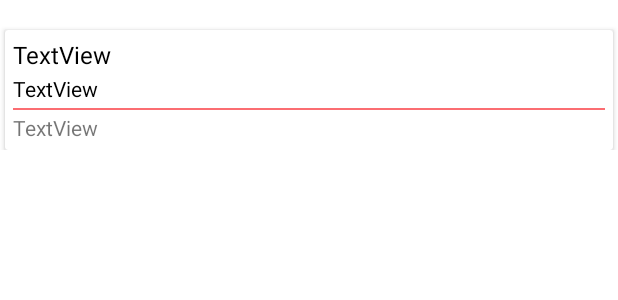
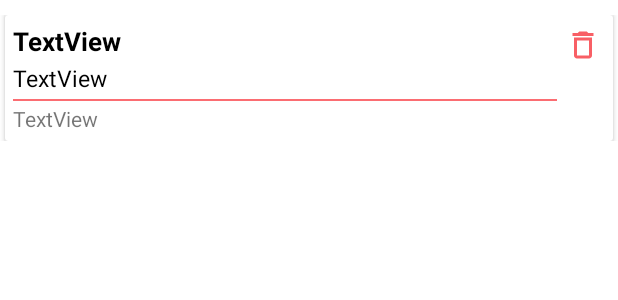
Before and after one commit to Nekit120/FirstApp, an Android app: the layout note_list_item.xml on its own in the app's theme, with its tools: preview values and no code run, on a phone screen of 412 x 824 dp. Shown: the top 300 px of the screen. Run offline under Robolectric (Android 15) with nearby library versions, the phone set to English and light mode, and no system bars.

Commit message:
Deleting notes

```diff
--- a/app/src/main/java/com/example/firstapp/db/Dao.kt
+++ b/app/src/main/java/com/example/firstapp/db/Dao.kt
@@ -11,6 +11,10 @@ interface Dao {
 
   @Query ("SELECT * FROM note_list")
   fun getAllItems(): kotlinx.coroutines.flow.Flow<List<NoteItem>>
+  @Query ("DELETE FROM note_list WHERE id IS :id")
+  suspend fun deleteNote(id:Int)
   @Insert
   suspend fun insertNote(note:NoteItem)
+
+
 }
--- a/app/src/main/java/com/example/firstapp/db/MainViewModel.kt
+++ b/app/src/main/java/com/example/firstapp/db/MainViewModel.kt
@@ -11,6 +11,9 @@ class MainViewModel(database:MainDataBase) : ViewModel() {
     fun insertNote(note:NoteItem) = viewModelScope.launch {
         dao.insertNote(note)
     }
+    fun deleteNote(id:Int) = viewModelScope.launch {
+        dao.deleteNote(id)
+    }
 
     class MainViewModelFactory(val database: MainDataBase): ViewModelProvider.Factory {
         override fun <T : ViewModel> create(modelClass: Class<T>): T {
--- /dev/null
+++ b/app/src/main/res/drawable/ic_delete.xml
@@ -0,0 +1,5 @@
+<vector android:height="24dp" android:tint="#F85F65"
+    android:viewportHeight="24" android:viewportWidth="24"
+    android:width="24dp" xmlns:android="http://schemas.android.com/apk/res/android">
+    <path android:fillColor="@android:color/white" android:pathData="M6,19c0,1.1 0.9,2 2,2h8c1.1,0 2,-0.9 2,-2L18,7L6,7v12zM8,9h8v10L8,19L8,9zM15.5,4l-1,-1h-5l-1,1L5,4v2h14L19,4z"/>
+</vector>
--- a/app/src/main/res/layout/note_list_item.xml
+++ b/app/src/main/res/layout/note_list_item.xml
@@ -2,6 +2,7 @@
 <androidx.constraintlayout.widget.ConstraintLayout xmlns:android="http://schemas.android.com/apk/res/android"
     xmlns:app="http://schemas.android.com/apk/res-auto"
     xmlns:tools="http://schemas.android.com/tools"
+    android:id="@+id/ConstrLayout"
     android:layout_width="match_parent"
     android:layout_height="wrap_content"
     android:layout_marginTop="10dp"
@@ -12,7 +13,6 @@
         android:layout_width="0dp"
         android:layout_height="wrap_content"
         android:layout_marginStart="3dp"
-        android:layout_marginTop="10dp"
         android:layout_marginEnd="3dp"
         app:layout_constraintBottom_toBottomOf="parent"
         app:layout_constraintEnd_toEndOf="parent"
@@ -21,15 +21,27 @@
 
         <androidx.constraintlayout.widget.ConstraintLayout
             android:layout_width="match_parent"
-            android:layout_height="match_parent">
+            android:layout_height="wrap_content">
+
+            <ImageButton
+                android:id="@+id/imDelete"
+                android:layout_width="wrap_content"
+                android:layout_height="wrap_content"
+                android:layout_marginTop="8dp"
+                android:layout_marginEnd="8dp"
+                android:background="@null"
+                app:layout_constraintEnd_toEndOf="parent"
+                app:layout_constraintTop_toTopOf="parent"
+                app:srcCompat="@drawable/ic_delete" />
 
             <LinearLayout
-                android:layout_width="match_parent"
+                android:id="@+id/linearLayout"
+                android:layout_width="0dp"
                 android:layout_height="match_parent"
                 android:orientation="vertical"
                 android:padding="5dp"
                 app:layout_constraintBottom_toBottomOf="parent"
-                app:layout_constraintEnd_toEndOf="parent"
+                app:layout_constraintEnd_toStartOf="@+id/imDelete"
                 app:layout_constraintStart_toStartOf="parent"
                 app:layout_constraintTop_toTopOf="parent">
 
@@ -37,9 +49,11 @@
                     android:id="@+id/tvTittle"
                     android:layout_width="match_parent"
                     android:layout_height="wrap_content"
+                    android:background="@null"
                     android:text="TextView"
                     android:textColor="@color/black"
-                    android:textSize="16sp" />
+                    android:textSize="17sp"
+                    android:textStyle="bold" />
 
                 <TextView
                     android:id="@+id/tvDescription"
@@ -47,7 +61,8 @@
                     android:layout_height="wrap_content"
                     android:layout_marginTop="2dp"
                     android:text="TextView"
-                    android:textColor="#000000" />
+                    android:textColor="#000000"
+                    android:textSize="15sp" />
 
                 <LinearLayout
                     android:layout_width="match_parent"
```
Also changed, not shown: app/src/main/java/com/example/firstapp/db/NoteAdapter.kt (+12 -3 lines), app/src/main/java/com/example/firstapp/fragments/NoteFragment.kt (+7 -2 lines).
